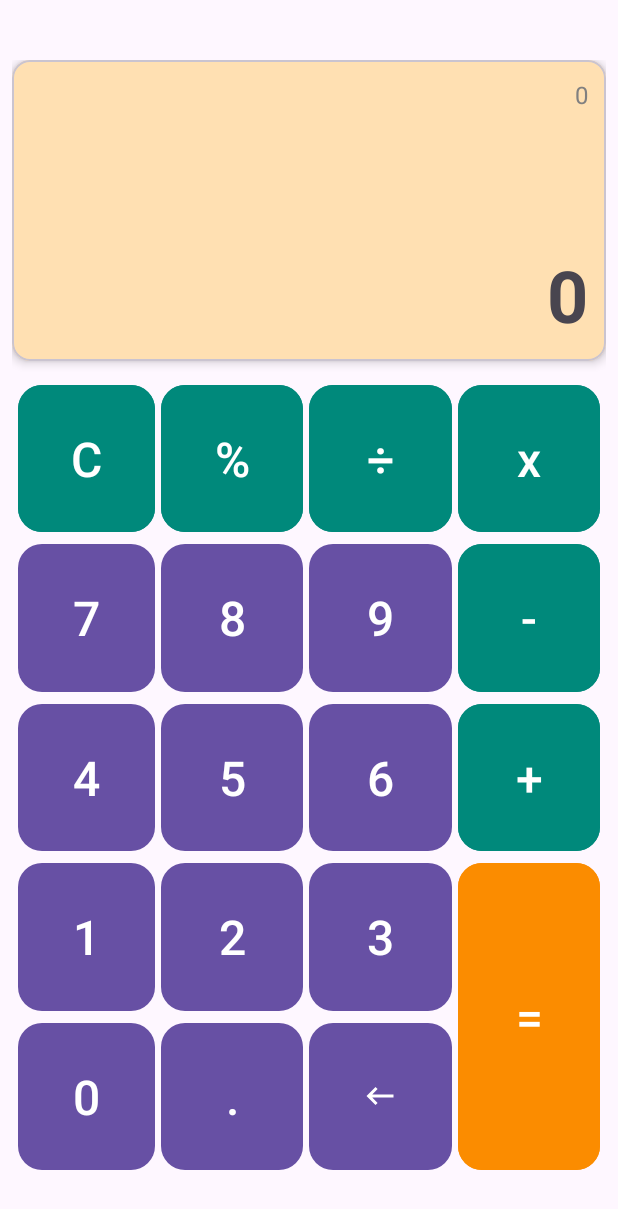
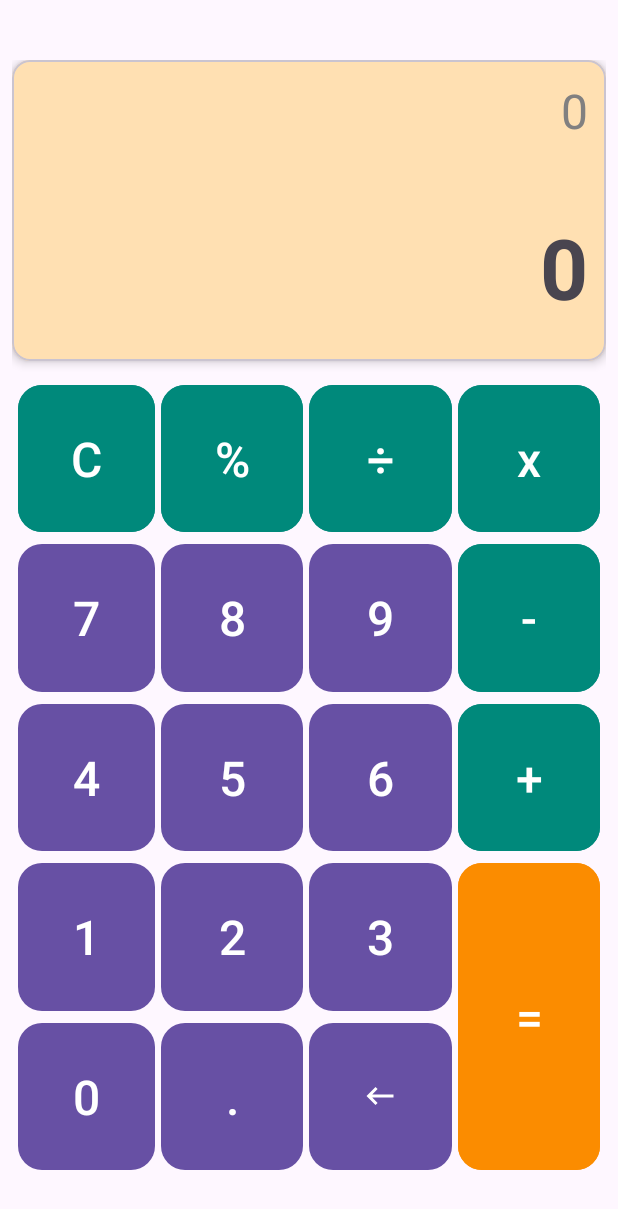
Before and after one commit to EduardoBran/Aplicativo_Calculadora_Simples, an Android app: the screen it shows after launch (MainActivity), on a phone screen of 412 x 824 dp. Shown: the top 1209 px of the screen. Run offline under Robolectric (Android 15) with nearby library versions, the phone set to English and light mode, and no system bars.

Commit message:
correcoes no layout

```diff
--- a/app/src/main/res/layout/activity_main.xml
+++ b/app/src/main/res/layout/activity_main.xml
@@ -126,9 +126,9 @@
             <TextView
                 android:id="@+id/textviewFormula"
                 android:layout_width="0dp"
-                android:layout_height="wrap_content"
-                android:autoSizeMaxTextSize="16sp"
-                android:autoSizeMinTextSize="12sp"
+                android:layout_height="0dp"
+                android:autoSizeMaxTextSize="32sp"
+                android:autoSizeMinTextSize="10sp"
                 android:autoSizeStepGranularity="2sp"
                 android:autoSizeTextType="uniform"
                 android:gravity="end"
@@ -139,26 +139,23 @@
                 app:layout_constraintEnd_toEndOf="parent"
                 app:layout_constraintStart_toStartOf="parent"
                 app:layout_constraintTop_toTopOf="parent"
-                app:layout_constraintVertical_bias="1.0"
-                app:layout_constraintVertical_chainStyle="spread_inside" />
+                app:layout_constraintVertical_bias="1.0" />
 
             <TextView
                 android:id="@+id/textviewResultado"
                 android:layout_width="0dp"
-                android:layout_height="wrap_content"
+                android:layout_height="0dp"
                 android:autoSizeMaxTextSize="56sp"
                 android:autoSizeMinTextSize="24sp"
                 android:autoSizeStepGranularity="2sp"
                 android:autoSizeTextType="uniform"
                 android:gravity="end"
                 android:text="1234"
-                android:textSize="48sp"
                 android:textStyle="bold"
                 app:layout_constraintBottom_toBottomOf="parent"
                 app:layout_constraintEnd_toEndOf="parent"
                 app:layout_constraintStart_toStartOf="parent"
-                app:layout_constraintTop_toBottomOf="@id/textviewFormula"
-                app:layout_constraintVertical_chainStyle="spread_inside" />
+                app:layout_constraintTop_toBottomOf="@id/textviewFormula" />
 
         </androidx.constraintlayout.widget.ConstraintLayout>
     </com.google.android.material.card.MaterialCardView>
```
